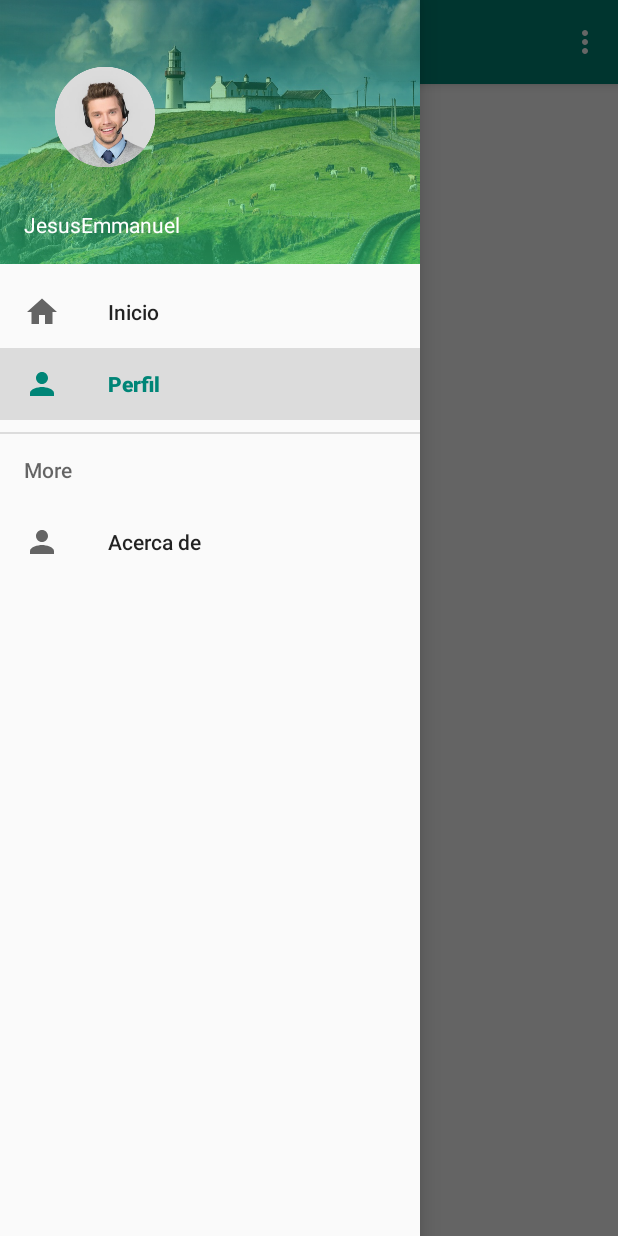
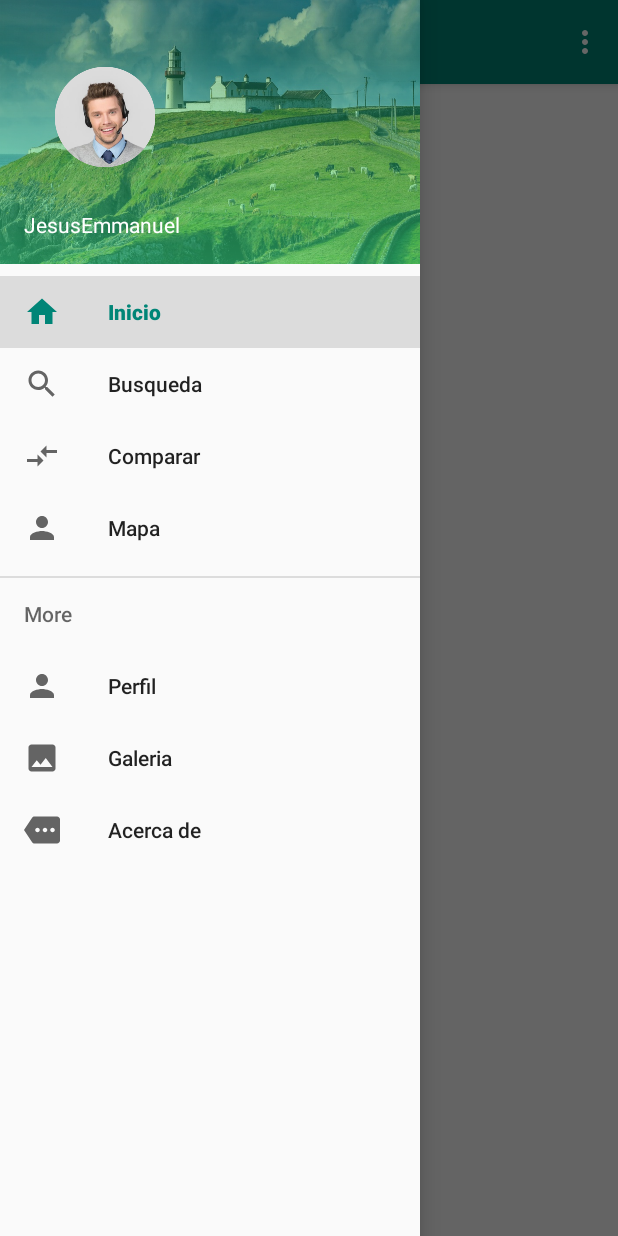
Before and after one commit to Joaquin4562/Ark_2.0, an Android app: the screen it shows after launch (MainActivity), with the side drawer open, on a phone screen of 412 x 824 dp. Run offline under Robolectric (Android 15) with nearby library versions, the phone set to English and light mode, and no system bars; our stand-ins replace navigation-ui.

Commit message:
se agregaron los fragments faltantes y se descarto el tablayout

```diff
--- a/app/src/main/java/com/example/ark_versiondos/MainActivity.java
+++ b/app/src/main/java/com/example/ark_versiondos/MainActivity.java
@@ -36,7 +36,7 @@ public class MainActivity extends AppCompatActivity {
         // Passing each menu ID as a set of Ids because each
         // menu should be considered as top level destinations.
         mAppBarConfiguration = new AppBarConfiguration.Builder(
-                R.id.nav_home, R.id.nav_perfil, R.id.nav_more)
+                R.id.nav_home,R.id.nav_busqueda,R.id.nav_comparar,R.id.nav_mapa,R.id.nav_perfil,R.id.nav_galeria, R.id.nav_more)
                 .setDrawerLayout(drawer)
                 .build();
         NavController navController = Navigation.findNavController(this, R.id.nav_host_fragment);
--- a/app/src/main/java/com/example/ark_versiondos/ui/home/HomeFragment.java
+++ b/app/src/main/java/com/example/ark_versiondos/ui/home/HomeFragment.java
@@ -1,28 +1,32 @@
 package com.example.ark_versiondos.ui.home;
 
+import android.graphics.Color;
+import android.graphics.PorterDuff;
 import android.os.Bundle;
 import android.view.LayoutInflater;
 import android.view.View;
 import android.view.ViewGroup;
-import android.widget.TextView;
 
-import androidx.annotation.Nullable;
 import androidx.annotation.NonNull;
 import androidx.fragment.app.Fragment;
-import androidx.lifecycle.Observer;
 import androidx.lifecycle.ViewModelProviders;
+import androidx.viewpager.widget.ViewPager;
 
 import com.example.ark_versiondos.R;
+import com.google.android.material.tabs.TabLayout;
 
 public class HomeFragment extends Fragment {
 
     private HomeViewModel homeViewModel;
+    private View vista;
 
     public View onCreateView(@NonNull LayoutInflater inflater,
                              ViewGroup container, Bundle savedInstanceState) {
         homeViewModel =
                 ViewModelProviders.of(this).get(HomeViewModel.class);
-        return inflater.inflate(R.layout.fragment_home, container, false);
+        vista = inflater.inflate(R.layout.fragment_home, container, false);
+        return vista;
+
 
     }
 }
--- /dev/null
+++ b/app/src/main/res/drawable/ic_compare.xml
@@ -0,0 +1,4 @@
+<vector android:height="35dp" android:viewportHeight="24.0"
+    android:viewportWidth="24.0" android:width="35dp" xmlns:android="http://schemas.android.com/apk/res/android">
+    <path android:fillColor="#FF000000" android:pathData="M9.01,14L2,14v2h7.01v3L13,15l-3.99,-4v3zM14.99,13v-3L22,10L22,8h-7.01L14.99,5L11,9l3.99,4z"/>
+</vector>
--- /dev/null
+++ b/app/src/main/res/drawable/ic_image.xml
@@ -0,0 +1,4 @@
+<vector android:height="35dp" android:viewportHeight="24.0"
+    android:viewportWidth="24.0" android:width="35dp" xmlns:android="http://schemas.android.com/apk/res/android">
+    <path android:fillColor="#FF000000" android:pathData="M21,19V5c0,-1.1 -0.9,-2 -2,-2H5c-1.1,0 -2,0.9 -2,2v14c0,1.1 0.9,2 2,2h14c1.1,0 2,-0.9 2,-2zM8.5,13.5l2.5,3.01L14.5,12l4.5,6H5l3.5,-4.5z"/>
+</vector>
--- /dev/null
+++ b/app/src/main/res/drawable/ic_more.xml
@@ -0,0 +1,4 @@
+<vector android:height="35dp" android:viewportHeight="24.0"
+    android:viewportWidth="24.0" android:width="35dp" xmlns:android="http://schemas.android.com/apk/res/android">
+    <path android:fillColor="#FF000000" android:pathData="M22,3L7,3c-0.69,0 -1.23,0.35 -1.59,0.88L0,12l5.41,8.11c0.36,0.53 0.97,0.89 1.66,0.89L22,21c1.1,0 2,-0.9 2,-2L24,5c0,-1.1 -0.9,-2 -2,-2zM9,13.5c-0.83,0 -1.5,-0.67 -1.5,-1.5s0.67,-1.5 1.5,-1.5 1.5,0.67 1.5,1.5 -0.67,1.5 -1.5,1.5zM14,13.5c-0.83,0 -1.5,-0.67 -1.5,-1.5s0.67,-1.5 1.5,-1.5 1.5,0.67 1.5,1.5 -0.67,1.5 -1.5,1.5zM19,13.5c-0.83,0 -1.5,-0.67 -1.5,-1.5s0.67,-1.5 1.5,-1.5 1.5,0.67 1.5,1.5 -0.67,1.5 -1.5,1.5z"/>
+</vector>
--- a/app/src/main/res/layout/app_bar_main.xml
+++ b/app/src/main/res/layout/app_bar_main.xml
@@ -7,6 +7,7 @@
     tools:context=".MainActivity">
 
     <com.google.android.material.appbar.AppBarLayout
+        android:id="@+id/appbar"
         android:layout_width="match_parent"
         android:layout_height="wrap_content"
         android:theme="@style/AppTheme.AppBarOverlay">
--- a/app/src/main/res/layout/fragment_busqueda.xml
+++ b/app/src/main/res/layout/fragment_busqueda.xml
@@ -4,7 +4,7 @@
     xmlns:tools="http://schemas.android.com/tools"
     android:layout_width="match_parent"
     android:layout_height="match_parent"
-    tools:context=".Busqueda">
+    tools:context=".ui.home.Busqueda">
 
     <HorizontalScrollView
         android:id="@+id/horizontalScrollView"
--- a/app/src/main/res/menu/activity_main_drawer.xml
+++ b/app/src/main/res/menu/activity_main_drawer.xml
@@ -8,18 +8,40 @@
             android:id="@+id/nav_home"
             android:icon="@drawable/ic_home"
             android:title="@string/menu_home" />
+
         <item
-            android:id="@+id/nav_perfil"
+            android:id="@+id/nav_busqueda"
+            android:icon="@drawable/ic_search"
+            android:title="@string/menu_Busqueda"
+            />
+        <item
+            android:id="@+id/nav_comparar"
+            android:icon="@drawable/ic_compare"
+            android:title="@string/menu_Comparar"
+            />
+        <item
+            android:id="@+id/nav_mapa"
             android:icon="@drawable/ic_person_black"
-            android:title="@string/menu_perfil"
+            android:title="@string/menu_Mapa"
             />
+
     </group>
 
     <item android:title="More">
         <menu>
             <item
+                android:id="@+id/nav_perfil"
+                android:icon="@drawable/ic_person_black"
+                android:title="@string/menu_perfil"
+                />
+            <item
+                android:id="@+id/nav_galeria"
+                android:icon="@drawable/ic_image"
+                android:title="@string/menu_Galeria"
+                />
+            <item
                 android:id="@+id/nav_more"
-                android:icon="@drawable/ic_person_black"
+                android:icon="@drawable/ic_more"
                 android:title="@string/menu_more"
                 />
         </menu>
--- a/app/src/main/res/values/strings.xml
+++ b/app/src/main/res/values/strings.xml
@@ -10,6 +10,10 @@
     <string name="menu_home">Inicio</string>
     <string name="menu_perfil">Perfil</string>
     <string name="menu_more">Acerca de</string>
+    <string name="menu_Busqueda">Busqueda</string>
+    <string name="menu_Mapa">Mapa</string>
+    <string name="menu_Comparar">Comparar</string>
+    <string name="menu_Galeria">Galeria</string>
 
     <!-- TODO: Remove or change this placeholder text -->
     <string name="hello_blank_fragment">Hello blank fragment</string>
```
Also changed, not shown: app/src/main/java/com/example/ark_versiondos/ui/home/Busqueda.java (renamed from app/src/main/java/com/example/ark_versiondos/Busqueda.java, +5 -9 lines), app/src/main/java/com/example/ark_versiondos/ui/home/Comparar.java (added, +38 -0 lines), app/src/main/java/com/example/ark_versiondos/ui/home/CompararViewModel.java (added, +7 -0 lines), app/src/main/java/com/example/ark_versiondos/ui/home/Galeria.java (added, +38 -0 lines), app/src/main/java/com/example/ark_versiondos/ui/home/GaleriaViewModel.java (added, +7 -0 lines), app/src/main/java/com/example/ark_versiondos/ui/home/mapa.java (added, +22 -0 lines), app/src/main/res/layout/comparar_fragment.xml (added, +13 -0 lines), app/src/main/res/layout/fragment_home.xml (+1 -9 lines), app/src/main/res/layout/fragment_mapa.xml (added, +14 -0 lines), app/src/main/res/layout/galeria_fragment.xml (added, +13 -0 lines), app/src/main/res/navigation/mobile_navigation.xml (+21 -1 lines).
